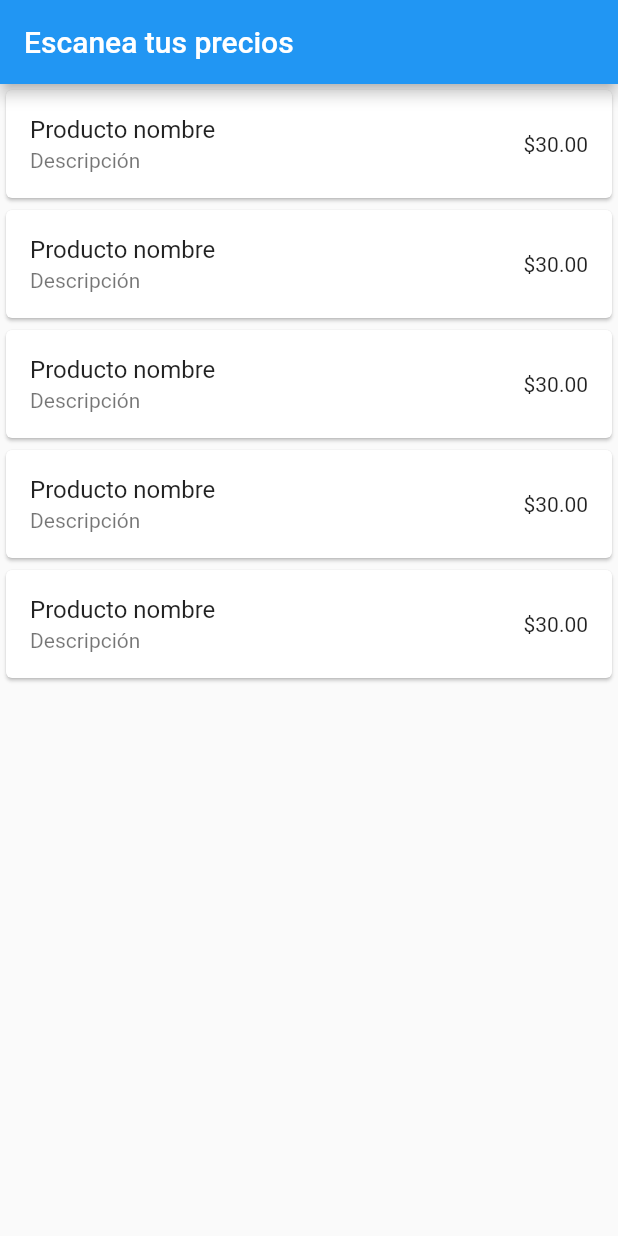
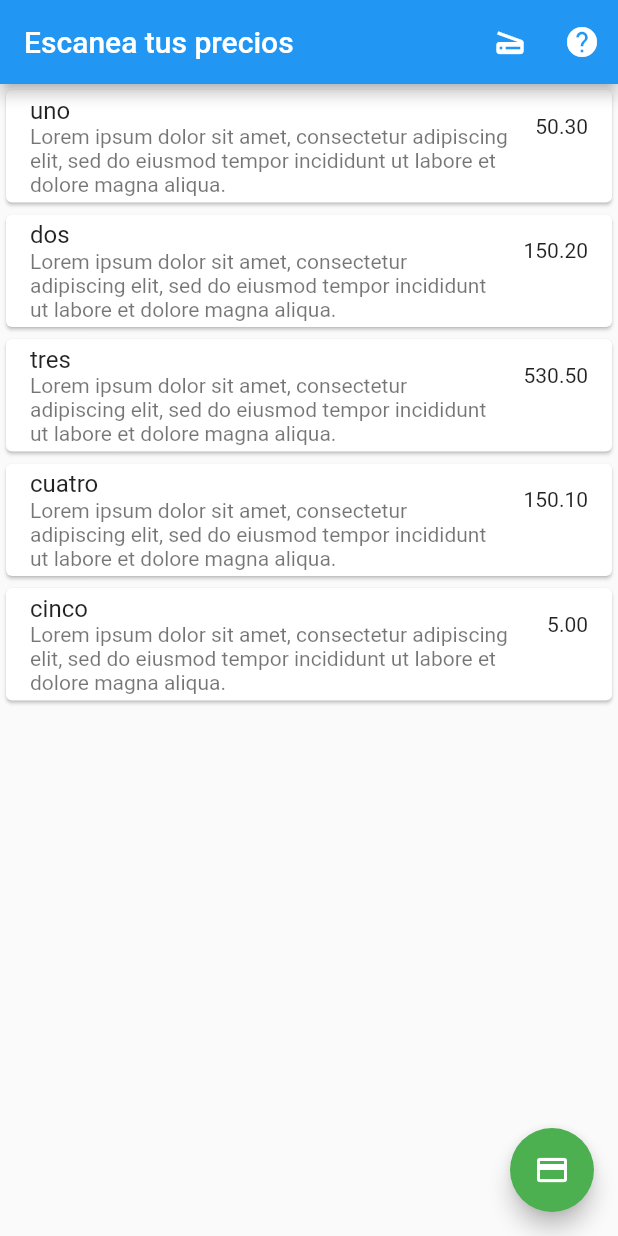
Before and after one commit to chenchogalvan/merceria_app, a Flutter app: the screen it shows after launch, on a phone screen of 412 x 824 dp. Run offline on Flutter 3.47's test engine with Material 2 defaults, Android fonts, the phone set to English and light mode, and no system bars; missing offline and left inert: flutter_barcode_scanner.

Commit message:
Merceria App

```diff
--- a/lib/main.dart
+++ b/lib/main.dart
@@ -1,16 +1,60 @@
+import 'package:flutter/foundation.dart';
+
 import 'package:flutter/material.dart';
+import 'package:flutter/services.dart';
 import 'package:merceria_app/productos_data.dart';
+
+import 'dart:async';
+
+import 'package:flutter_barcode_scanner/flutter_barcode_scanner.dart';
+
+
 
 void main() {
   runApp(MyApp());
 }
 
-class MyApp extends StatelessWidget {
-  var productoData = ProductoData.getData();
+class MyApp extends StatefulWidget {
 
-  // This widget is the root of your application.
+  @override
+  _MyAppState createState() => _MyAppState();
+}
+
+class _MyAppState extends State<MyApp> {
+  String _scanBarCode = 'nada';
+
+
+  @override
+  void initState() {
+    super.initState();
+  }
+
+
+  Future<void> scanBarCodeNormal() async {
+    String  barcodeScanRes;
+
+    try {
+      barcodeScanRes = await FlutterBarcodeScanner.scanBarcode('#000', 'Cancelar', true, ScanMode.BARCODE);
+      print(barcodeScanRes);
+    } on PlatformException {
+      barcodeScanRes = 'Failed to get platform version';
+    }
+
+    if (!mounted) return;
+
+    setState(() {
+      _scanBarCode = barcodeScanRes;
+    });
+
+    }
+
+
+
+
   @override
   Widget build(BuildContext context) {
+  var productoData = ProductoData.getData;
+
     return MaterialApp(
         debugShowCheckedModeBanner: false,
         title: 'Flutter Demo',
@@ -20,21 +64,39 @@ class MyApp extends StatelessWidget {
         home: Scaffold(
             appBar: AppBar(
               title: const Text('Escanea tus precios'),
+              actions: <Widget>[
+                IconButton(onPressed: (){scanBarCodeNormal();}, icon: const Icon(Icons.scanner)),
+                IconButton(onPressed: (){}, icon: const Icon(Icons.help))
+              ],
             ),
             body: ListView.builder(
-              itemCount: 5,
+              itemCount: productoData.length,
               itemBuilder: (context, index) {
-                return const Card(
+                return Card(
                     child: ListTile(
                   // leading: FlutterLogo(size: 56.0),
-                  title: Text('Producto nombre'),
-                  subtitle: Text('Descripción'),
-                  trailing: Text("\$30.00"),
+                  title: Text(productoData[index]['producto'].toString()),
+                  subtitle: Text(productoData[index]['descripcion'].toString()),
+                  trailing: Text(productoData[index]['precio'].toString()),
                 ));
               },
-            )));
+            ),
+            floatingActionButton: FloatingActionButton(
+              onPressed: () {
+                // Add your onPressed code here!
+
+                double sum = productoData.fold(0, (sum, element) =>  sum + double.parse(element['precio'].toString()));
+                debugPrint(sum.toStringAsFixed(2));
+              },
+              backgroundColor: Colors.green,
+              child: const Icon(Icons.payment)
+            )
+          )
+      );
   }
-}
+ }
+
+
 
 class CardProduct extends StatelessWidget {
   const CardProduct({Key? key}) : super(key: key);
@@ -50,4 +112,5 @@ class CardProduct extends StatelessWidget {
       ),
     );
   }
+
 }
--- a/lib/productos_data.dart
+++ b/lib/productos_data.dart
@@ -6,31 +6,31 @@ class ProductoData {
       'producto': 'uno',
       'descripcion':
           'Lorem ipsum dolor sit amet, consectetur adipiscing elit, sed do eiusmod tempor incididunt ut labore et dolore magna aliqua. ',
-      'precio': '\$50.00'
+      'precio': '50.30'
     },
     {
       'producto': 'dos',
       'descripcion':
           'Lorem ipsum dolor sit amet, consectetur adipiscing elit, sed do eiusmod tempor incididunt ut labore et dolore magna aliqua. ',
-      'precio': '\$50.00'
+      'precio': '150.20'
     },
     {
       'producto': 'tres',
       'descripcion':
           'Lorem ipsum dolor sit amet, consectetur adipiscing elit, sed do eiusmod tempor incididunt ut labore et dolore magna aliqua. ',
-      'precio': '\$50.00'
+      'precio': '530.50'
     },
     {
       'producto': 'cuatro',
       'descripcion':
           'Lorem ipsum dolor sit amet, consectetur adipiscing elit, sed do eiusmod tempor incididunt ut labore et dolore magna aliqua. ',
-      'precio': '\$50.00'
+      'precio': '150.10'
     },
     {
       'producto': 'cinco',
       'descripcion':
           'Lorem ipsum dolor sit amet, consectetur adipiscing elit, sed do eiusmod tempor incididunt ut labore et dolore magna aliqua. ',
-      'precio': '\$50.00'
+      'precio': '5.00'
     },
   ];
 }
--- a/pubspec.yaml
+++ b/pubspec.yaml
@@ -29,6 +29,7 @@ environment:
 dependencies:
   flutter:
     sdk: flutter
+  flutter_barcode_scanner:
 
 
   # The following adds the Cupertino Icons font to your application.
```
Also changed, not shown: pubspec.lock.
